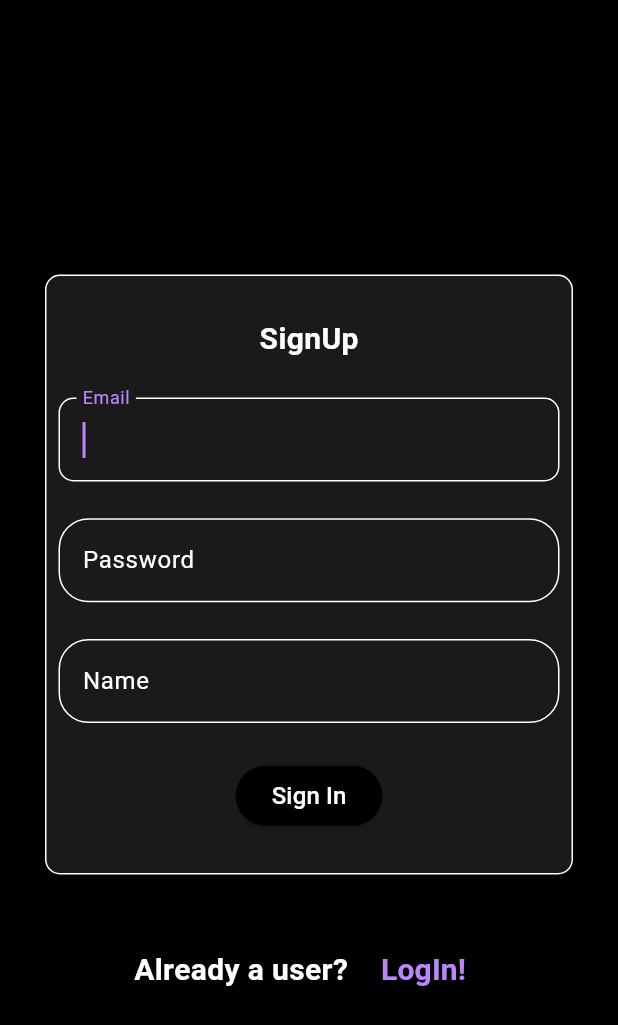
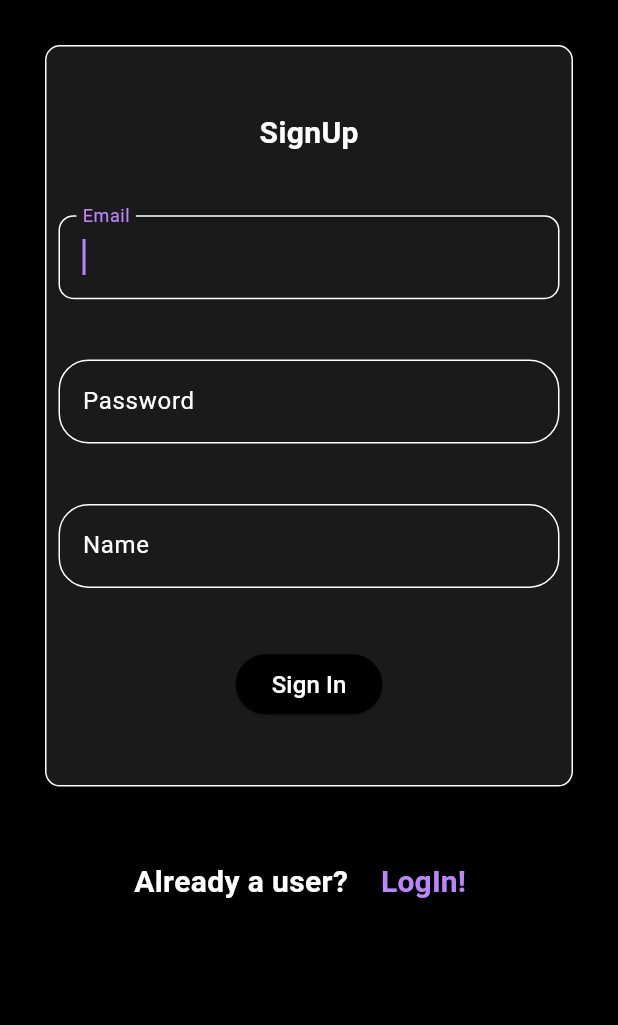
Before and after one commit to Swayanshuu/Batch-Mate, a Flutter app: the screen it shows after launch, after a tap on "Register!", on a phone screen of 412 x 824 dp. Shown: the top 1025 px of the screen. Run offline on Flutter 3.47's test engine with Material 3 defaults, Android fonts, the phone set to English and light mode, and no system bars; our stand-ins replace firebase_auth, firebase_core; accounts and stored records are empty.

Commit message:
Edited the auth correction and add the feture if loged in then direct to main screen els login screen

```diff
--- a/lib/Screens/login_Screen.dart
+++ b/lib/Screens/login_Screen.dart
@@ -19,13 +19,12 @@ class _LoginScreenState extends State<LoginScreen> {
   @override
   Widget build(BuildContext context) {
     return Scaffold(
-      body: Form(
+      body: SafeArea(
+        child: Form(
           key: userForm,
-        child: Stack(
-          children: [
-            Column(
-              mainAxisAlignment: MainAxisAlignment.center,
-              children: [
+          child: SingleChildScrollView(
+            padding: const EdgeInsets.only(bottom: 20),
+            child:
               Column(
                 mainAxisAlignment: MainAxisAlignment.center,
                 children: [
@@ -88,8 +87,6 @@ class _LoginScreenState extends State<LoginScreen> {
                       ),
                     ),
                   ),
-                  ],
-                ),
 
                   SizedBox(height: 10),
                   Row(
@@ -114,7 +111,8 @@ class _LoginScreenState extends State<LoginScreen> {
                   ),
                 ],
               ),
-          ],
+
+          ),
         ),
       ),
     );
--- a/lib/Screens/signup_Screen.dart
+++ b/lib/Screens/signup_Screen.dart
@@ -20,20 +20,19 @@ class _SignupScreenState extends State<SignupScreen> {
   @override
   Widget build(BuildContext context) {
     return Scaffold(
-      body: Form(
+      resizeToAvoidBottomInset: true, // Ensures screen adjusts for keyboard
+      body: SafeArea(
+        child: Form(
           key: userForm,
-        child: Stack(
-          children: [
-            Column(
-              mainAxisAlignment: MainAxisAlignment.center,
-              children: [
-                Column(
+          child: SingleChildScrollView(
+            padding: const EdgeInsets.only(bottom: 20), // extra padding,
+            child: Column(
               mainAxisAlignment: MainAxisAlignment.center,
               children: [
                 Padding(
                   padding: const EdgeInsets.all(30),
                   child: Container(
-                        height: 400,
+                    height: MediaQuery.of(context).size.height * .6,
                     width: double.infinity,
                     decoration: BoxDecoration(
                       color: Colors.white.withOpacity(.1),
@@ -116,7 +115,7 @@ class _SignupScreenState extends State<SignupScreen> {
                                   context: context,
                                   email: email.text,
                                   password: password.text,
-                                      name: name.text
+                                  name: name.text,
                                 );
                               }
                             },
@@ -135,8 +134,6 @@ class _SignupScreenState extends State<SignupScreen> {
                       ),
                     ),
                   ),
-                    ),
-                  ],
                 ),
 
                 SizedBox(height: 10),
@@ -174,7 +171,7 @@ class _SignupScreenState extends State<SignupScreen> {
                 ),
               ],
             ),
-          ],
+          ),
         ),
       ),
     );
--- a/lib/main.dart
+++ b/lib/main.dart
@@ -1,6 +1,8 @@
+import 'package:classroombuddy/Screens/main_Screen.dart';
 import 'package:classroombuddy/firebase_options.dart';
 import 'package:classroombuddy/Screens/login_Screen.dart';
 import 'package:classroombuddy/Screens/signup_Screen.dart';
+import 'package:firebase_auth/firebase_auth.dart';
 import 'package:firebase_core/firebase_core.dart';
 import 'package:flutter/material.dart';
 
@@ -18,6 +20,7 @@ class MyApp extends StatefulWidget {
 }
 
 class _MyAppState extends State<MyApp> {
+  var user = FirebaseAuth.instance.currentUser;
   @override
   Widget build(BuildContext context) {
     return MaterialApp(
@@ -31,7 +34,7 @@ class _MyAppState extends State<MyApp> {
           surface: Colors.black,
         ),
       ),
-      home: LoginScreen(),
+      home: user == null ? LoginScreen() : MainScreen(),
     );
   }
 }
```
Also changed, not shown: lib/customs/user_InfoCard.dart (+8 -13 lines). Lines whose indentation alone changed are shown as unchanged.
